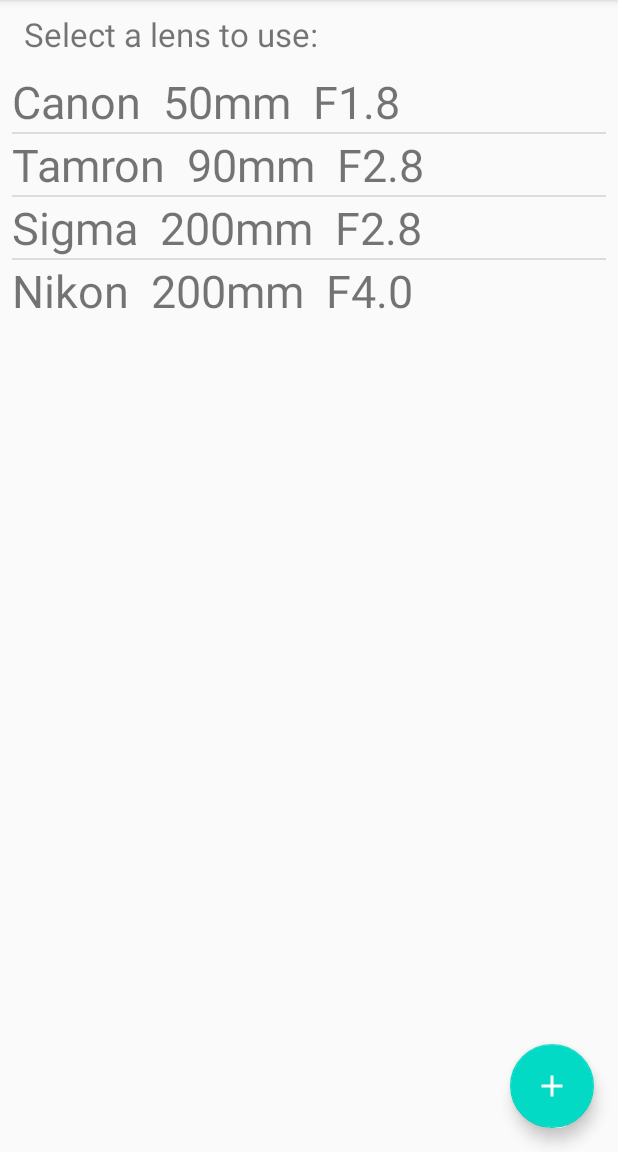
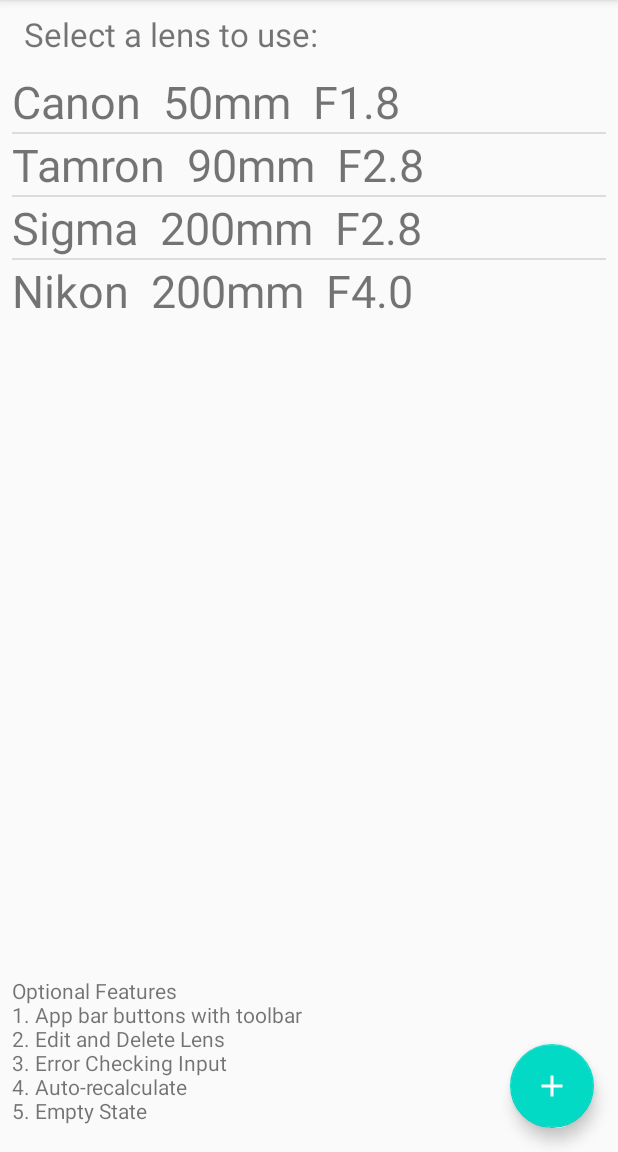
Before and after one commit to SahilModak/Camera-Lens-Manager, an Android app: the screen it shows after launch (MainActivity), on a phone screen of 412 x 824 dp, the part 84-1236 px from its top. Run offline under Robolectric (Android 15) with nearby library versions, the phone set to English and light mode, and no system bars.

Commit message:
strings.xml updated, textbox with optional features added

```diff
--- a/app/src/main/res/layout/content_main.xml
+++ b/app/src/main/res/layout/content_main.xml
@@ -30,4 +30,16 @@
         app:layout_constraintStart_toStartOf="parent"
         app:layout_constraintTop_toTopOf="parent"
         app:layout_constraintVertical_bias="0.079" />
+
+    <TextView
+        android:id="@+id/textView"
+        android:layout_width="238dp"
+        android:layout_height="116dp"
+        android:text="@string/optional_features"
+        app:layout_constraintBottom_toBottomOf="parent"
+        app:layout_constraintEnd_toEndOf="parent"
+        app:layout_constraintHorizontal_bias="0.046"
+        app:layout_constraintStart_toStartOf="parent"
+        app:layout_constraintTop_toTopOf="parent"
+        app:layout_constraintVertical_bias="0.998" />
 </androidx.constraintlayout.widget.ConstraintLayout>
--- a/app/src/main/res/values/strings.xml
+++ b/app/src/main/res/values/strings.xml
@@ -37,4 +37,5 @@
     <string name="error1">Please enter a valid aperture for your Lens, example: 1.5 for 1.5mm, valid apertures are those greater than or equal to 1.4mm</string>
     <string name="error2">Please enter a valid focal length for your Lens, example: 90 for 90mm, focal lengths are greater than 0</string>
     <string name="error3">Please enter a Make for your Lens, example: \'Canon\'</string>
+    <string name="optional_features">Optional Features\n1. App bar buttons with toolbar\n2. Edit and Delete  Lens\n3. Error Checking Input\n4. Auto-recalculate \n5. Empty State</string>
 </resources>
```
